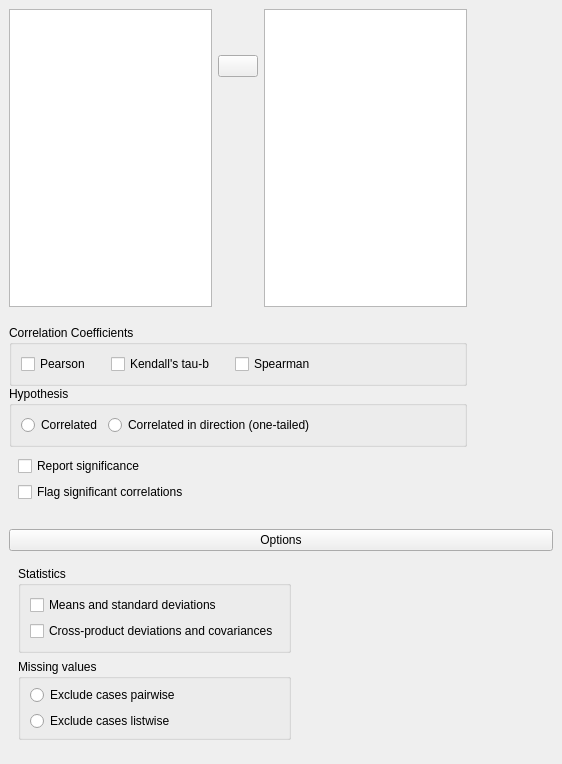
Old version of the form JASP-Desktop/analysisforms/correlationform.ui in the repository jasp-stats/jasp-desktop.
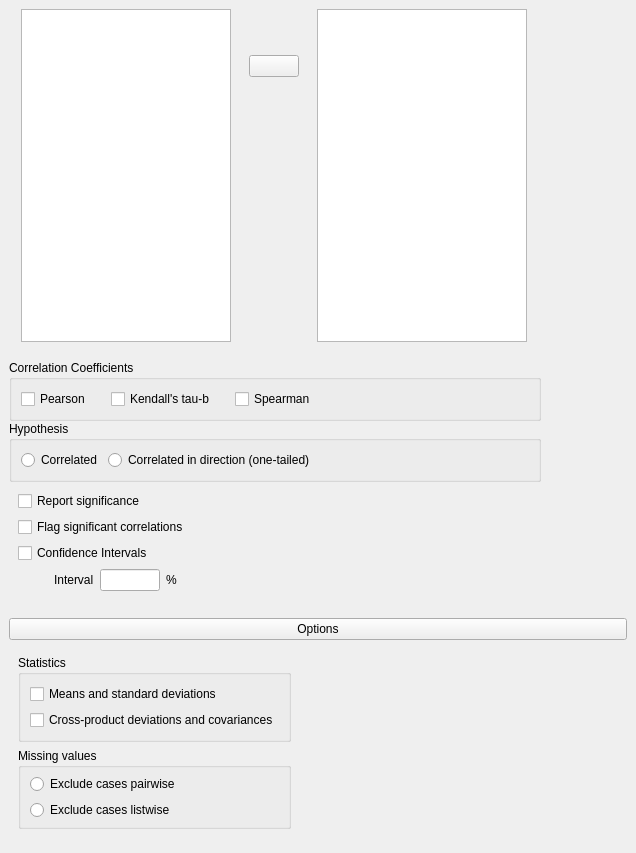
New version of the form. Custom widgets are drawn as their Qt base class.

Commit message: Correlation: Added option for CI

What changed in the file:
```diff
--- a/JASP-Desktop/analysisforms/correlationform.ui
+++ b/JASP-Desktop/analysisforms/correlationform.ui
@@ -6,8 +6,8 @@
    <rect>
     <x>0</x>
     <y>0</y>
-    <width>562</width>
-    <height>764</height>
+    <width>636</width>
+    <height>853</height>
    </rect>
   </property>
   <property name="windowTitle">
@@ -207,13 +207,6 @@
          <property name="leftMargin">
           <number>9</number>
          </property>
-         <item row="1" column="0">
-          <widget class="BoundCheckBox" name="flagSignificant">
-           <property name="text">
-            <string>Flag significant correlations</string>
-           </property>
-          </widget>
-         </item>
          <item row="0" column="0">
           <widget class="BoundCheckBox" name="reportSignificance">
            <property name="text">
@@ -221,6 +214,85 @@
            </property>
           </widget>
          </item>
+         <item row="1" column="0">
+          <widget class="BoundCheckBox" name="flagSignificant">
+           <property name="text">
+            <string>Flag significant correlations</string>
+           </property>
+          </widget>
+         </item>
+         <item row="3" column="0">
+          <widget class="QWidget" name="confidenceIntervalsIntervalContainer" native="true">
+           <layout class="QGridLayout" name="gridLayout_4">
+            <property name="leftMargin">
+             <number>0</number>
+            </property>
+            <property name="topMargin">
+             <number>0</number>
+            </property>
+            <property name="rightMargin">
+             <number>0</number>
+            </property>
+            <property name="bottomMargin">
+             <number>0</number>
+            </property>
+            <item row="0" column="0">
+             <widget class="QWidget" name="widget_8" native="true">
+              <property name="minimumSize">
+               <size>
+                <width>30</width>
+                <height>0</height>
+               </size>
+              </property>
+             </widget>
+            </item>
+            <item row="0" column="2">
+             <widget class="BoundTextBox" name="confidenceIntervalsInterval">
+              <property name="maximumSize">
+               <size>
+                <width>60</width>
+                <height>16777215</height>
+               </size>
+              </property>
+             </widget>
+            </item>
+            <item row="0" column="1">
+             <widget class="QLabel" name="label">
+              <property name="text">
+               <string>Interval</string>
+              </property>
+             </widget>
+            </item>
+            <item row="0" column="4">
+             <spacer name="horizontalSpacer">
+              <property name="orientation">
+               <enum>Qt::Horizontal</enum>
+              </property>
+              <property name="sizeHint" stdset="0">
+               <size>
+                <width>40</width>
+                <height>20</height>
+               </size>
+              </property>
+             </spacer>
+            </item>
+            <item row="0" column="3">
+             <widget class="QLabel" name="label_2">
+              <property name="text">
+               <string>%</string>
+              </property>
+             </widget>
+            </item>
+           </layout>
+          </widget>
+         </item>
+         <item row="2" column="0">
+          <widget class="BoundCheckBox" name="confidenceIntervals">
+           <property name="text">
+            <string>Confidence Intervals</string>
+           </property>
+          </widget>
+         </item>
         </layout>
        </widget>
       </item>
@@ -351,6 +423,11 @@
    <extends>QPushButton</extends>
    <header>widgets/expanderbutton.h</header>
   </customwidget>
+  <customwidget>
+   <class>BoundTextBox</class>
+   <extends>QLineEdit</extends>
+   <header>widgets/boundtextbox.h</header>
+  </customwidget>
  </customwidgets>
  <resources/>
  <connections/>
```
The commit also changes 2 other files.
